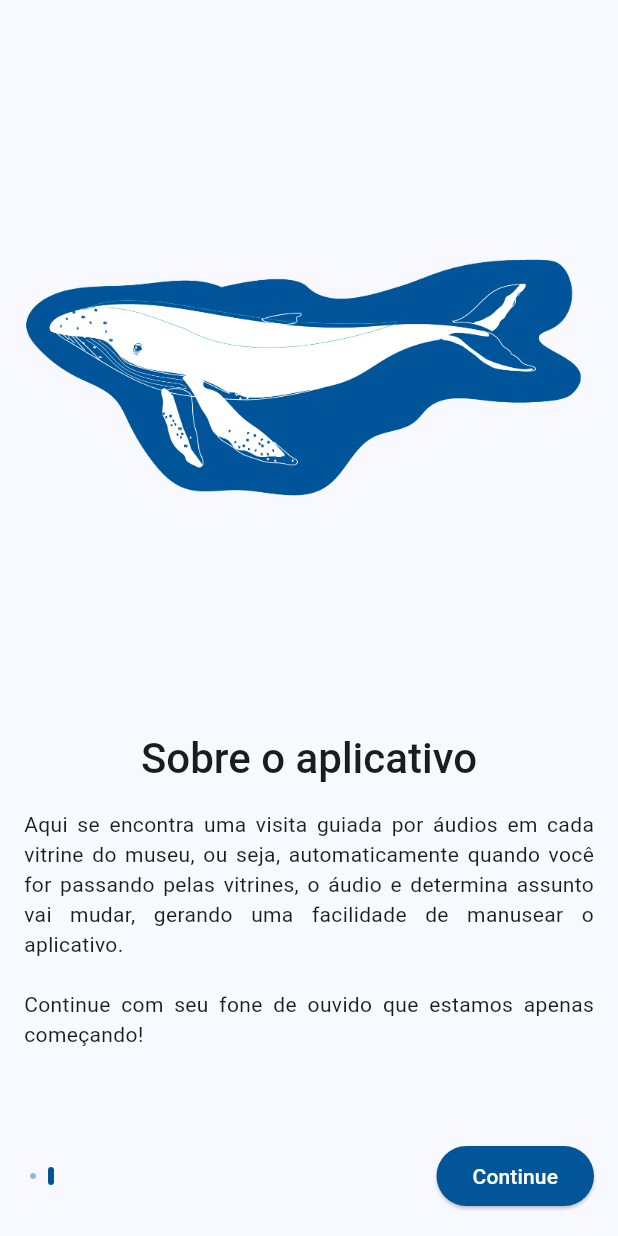
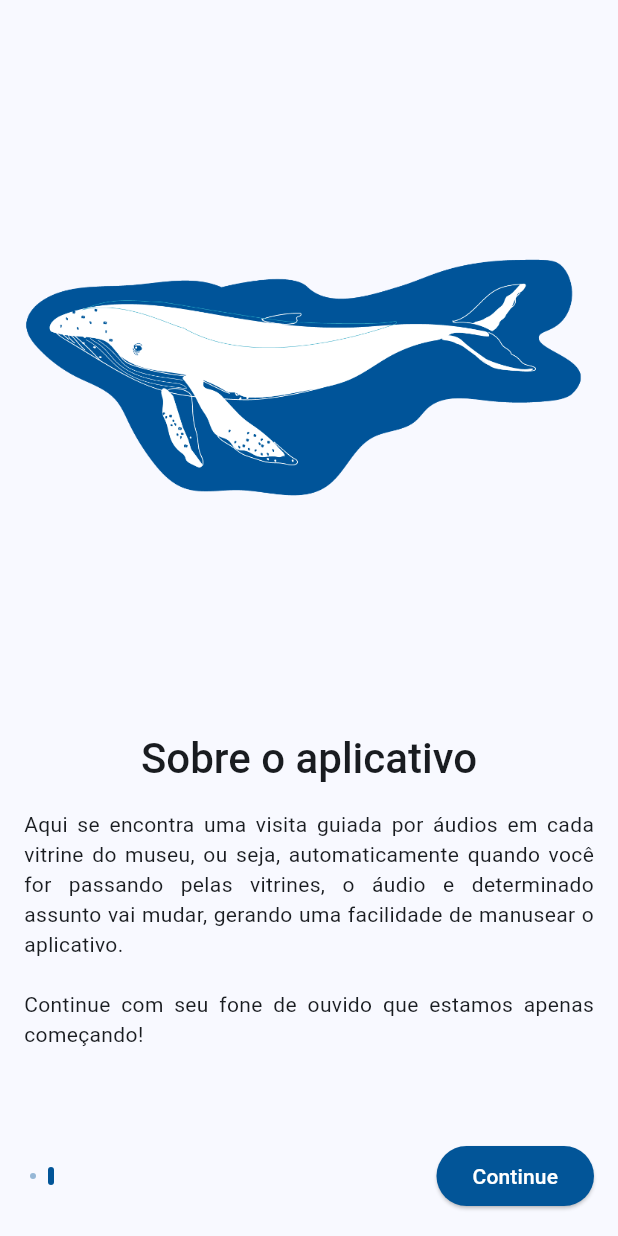
Before and after one commit to StephenApolinario/Museo, a Flutter app: the screen it shows after launch, swiped to page 2, on a phone screen of 412 x 824 dp. Run offline on Flutter 3.47's test engine with Material 3 defaults, Android fonts, the light colour scheme and no system bars; our stand-ins replace brasil_fields, connectivity_plus, convert, email_validator, flutter_blue_plus, flutter_dotenv and 7 more; missing offline and left inert: encrypt, map_launcher; accounts and stored records are empty; generated files the repository leaves out were written again; project files that could hold a hidden picture were left out.

Commit message:
fix issue text on onboarding

```diff
--- a/lib/views/onboarding/onboarding_screen_view.dart
+++ b/lib/views/onboarding/onboarding_screen_view.dart
@@ -191,7 +191,7 @@ final List<OnBoard> data = [
   OnBoard(
     title: 'Sobre o aplicativo',
     description:
-        'Aqui se encontra uma visita guiada por áudios em cada vitrine do museu, ou seja, automaticamente quando você for passando pelas vitrines, o áudio e determina assunto vai mudar, gerando uma facilidade de manusear o aplicativo. \n\n Continue com seu fone de ouvido que estamos apenas começando!',
+        'Aqui se encontra uma visita guiada por áudios em cada vitrine do museu, ou seja, automaticamente quando você for passando pelas vitrines, o áudio e determinado assunto vai mudar, gerando uma facilidade de manusear o aplicativo. \n\n Continue com seu fone de ouvido que estamos apenas começando!',
     image: 'assets/mascots/whale.png',
   ),
 ];
```
